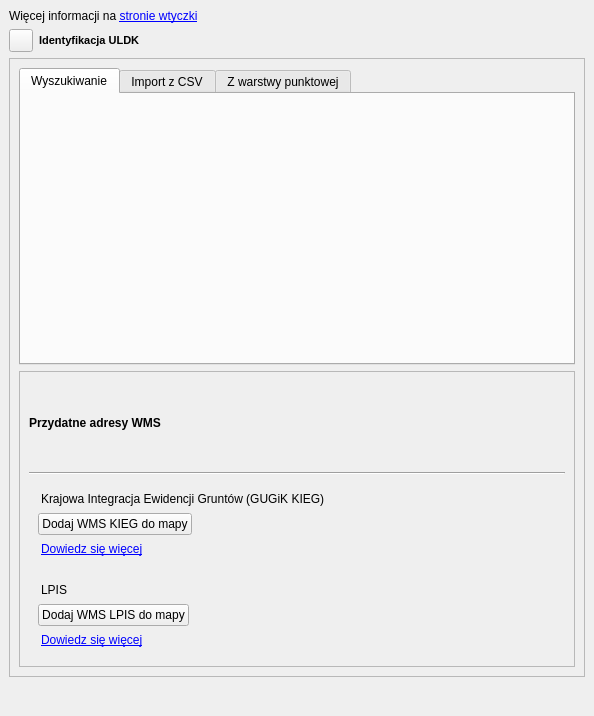
Qt form gissupport_plugin/modules/uldk/plugin_dockwidget_base.ui (gis-support/gis-support-plugin) before a commit.
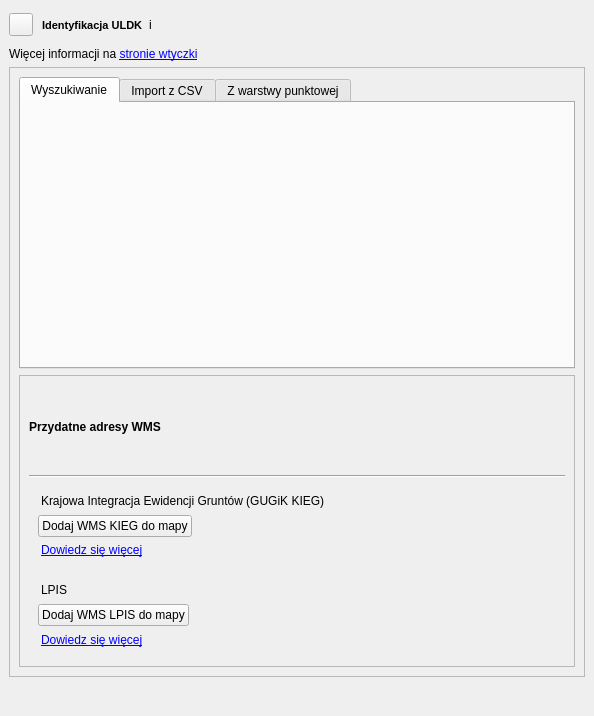
The same form after that commit.

Commit message: ikonka z tooltipem dla narzędzia identyfikacji uldk

Patch:
```diff
--- a/gissupport_plugin/modules/uldk/plugin_dockwidget_base.ui
+++ b/gissupport_plugin/modules/uldk/plugin_dockwidget_base.ui
@@ -16,20 +16,38 @@
   <widget class="QWidget" name="dockWidgetContents">
    <layout class="QVBoxLayout" name="verticalLayout_4">
     <item>
-     <widget class="QLabel" name="label_uldk_info">
-      <property name="text">
-       <string>&lt;html&gt;&lt;head/&gt;&lt;body&gt;&lt;p&gt;Więcej informacji na &lt;a href=&quot;https://gis-support.pl/wyszukiwarka-dzialek-ewidencyjnych-uldk-gugik/&quot;&gt;&lt;span style=&quot; text-decoration: underline; color:#0000ff;&quot;&gt;stronie wtyczki&lt;/span&gt;&lt;/a&gt;&lt;/p&gt;&lt;/body&gt;&lt;/html&gt;</string>
+     <widget class="QFrame" name="frame_4">
+      <property name="sizePolicy">
+       <sizepolicy hsizetype="MinimumExpanding" vsizetype="Fixed">
+        <horstretch>0</horstretch>
+        <verstretch>0</verstretch>
+       </sizepolicy>
       </property>
-      <property name="textFormat">
-       <enum>Qt::RichText</enum>
+      <property name="minimumSize">
+       <size>
+        <width>60</width>
+        <height>0</height>
+       </size>
       </property>
-      <property name="openExternalLinks">
-       <bool>true</bool>
+      <property name="frameShape">
+       <enum>QFrame::NoFrame</enum>
       </property>
-     </widget>
-    </item>
-    <item>
+      <property name="frameShadow">
+       <enum>QFrame::Raised</enum>
+      </property>
      <layout class="QHBoxLayout" name="horizontalLayout">
+       <property name="leftMargin">
+        <number>0</number>
+       </property>
+       <property name="topMargin">
+        <number>0</number>
+       </property>
+       <property name="rightMargin">
+        <number>0</number>
+       </property>
+       <property name="bottomMargin">
+        <number>0</number>
+       </property>
       <item>
        <widget class="QToolButton" name="btnIdentify">
         <property name="text">
@@ -44,7 +62,50 @@
        </widget>
       </item>
       <item>
+        <widget class="QFrame" name="frame_5">
+         <property name="frameShape">
+          <enum>QFrame::NoFrame</enum>
+         </property>
+         <property name="frameShadow">
+          <enum>QFrame::Raised</enum>
+         </property>
+         <layout class="QFormLayout" name="formLayout">
+          <property name="leftMargin">
+           <number>3</number>
+          </property>
+          <item row="0" column="1">
+           <widget class="QLabel" name="label_info_map_point_search">
+            <property name="maximumSize">
+             <size>
+              <width>15</width>
+              <height>15</height>
+             </size>
+            </property>
+            <property name="toolTip">
+             <string/>
+            </property>
+            <property name="text">
+             <string>i</string>
+            </property>
+            <property name="scaledContents">
+             <bool>true</bool>
+            </property>
+           </widget>
+          </item>
+          <item row="0" column="0">
        <widget class="QLabel" name="label_6">
+            <property name="sizePolicy">
+             <sizepolicy hsizetype="Minimum" vsizetype="Preferred">
+              <horstretch>0</horstretch>
+              <verstretch>0</verstretch>
+             </sizepolicy>
+            </property>
+            <property name="minimumSize">
+             <size>
+              <width>20</width>
+              <height>0</height>
+             </size>
+            </property>
         <property name="font">
          <font>
           <pointsize>8</pointsize>
@@ -58,6 +119,23 @@
        </widget>
       </item>
      </layout>
+        </widget>
+       </item>
+      </layout>
+     </widget>
+    </item>
+    <item>
+     <widget class="QLabel" name="label_uldk_info">
+      <property name="text">
+       <string>&lt;html&gt;&lt;head/&gt;&lt;body&gt;&lt;p&gt;Więcej informacji na &lt;a href=&quot;https://gis-support.pl/wyszukiwarka-dzialek-ewidencyjnych-uldk-gugik/&quot;&gt;&lt;span style=&quot; text-decoration: underline; color:#0000ff;&quot;&gt;stronie wtyczki&lt;/span&gt;&lt;/a&gt;&lt;/p&gt;&lt;/body&gt;&lt;/html&gt;</string>
+      </property>
+      <property name="textFormat">
+       <enum>Qt::RichText</enum>
+      </property>
+      <property name="openExternalLinks">
+       <bool>true</bool>
+      </property>
+     </widget>
     </item>
     <item>
      <widget class="QScrollArea" name="scrollArea">
@@ -70,7 +148,7 @@
          <x>0</x>
          <y>0</y>
          <width>574</width>
-         <height>587</height>
+         <height>579</height>
         </rect>
        </property>
        <layout class="QVBoxLayout" name="verticalLayout_6">
```
Lines whose indentation alone changed are shown as unchanged. The commit also changes 1 other file.
